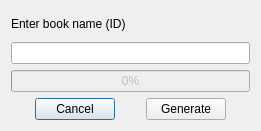
The window that qotpnitro/genbookdialog.ui (capitanx/otpnitro) describes before a commit, drawn with Qt 5.
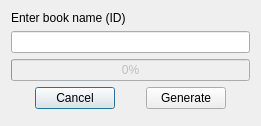
The same window after the commit. Icons and pictures are not drawn.

The edit to the form file:
```diff
--- a/qotpnitro/genbookdialog.ui
+++ b/qotpnitro/genbookdialog.ui
@@ -7,7 +7,7 @@
     <x>0</x>
     <y>0</y>
     <width>261</width>
-    <height>131</height>
+    <height>126</height>
    </rect>
   </property>
   <property name="windowTitle">
@@ -109,6 +109,19 @@
      </item>
     </layout>
    </item>
+   <item>
+    <spacer name="verticalSpacer">
+     <property name="orientation">
+      <enum>Qt::Vertical</enum>
+     </property>
+     <property name="sizeHint" stdset="0">
+      <size>
+       <width>20</width>
+       <height>40</height>
+      </size>
+     </property>
+    </spacer>
+   </item>
   </layout>
  </widget>
  <resources>
```
